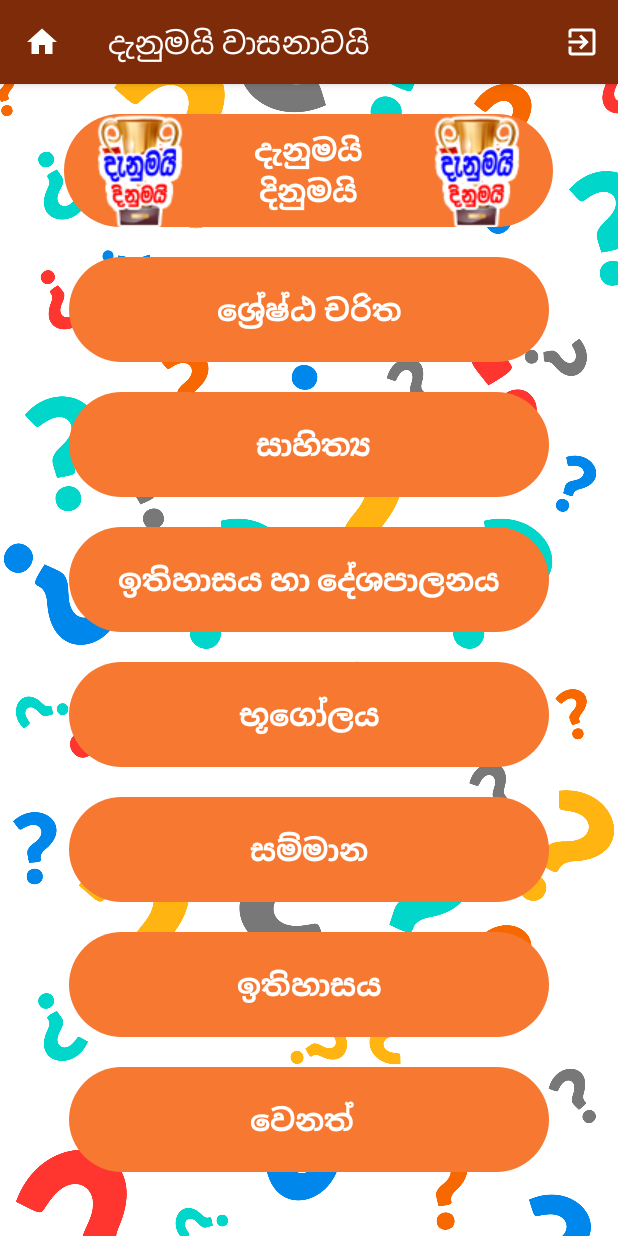
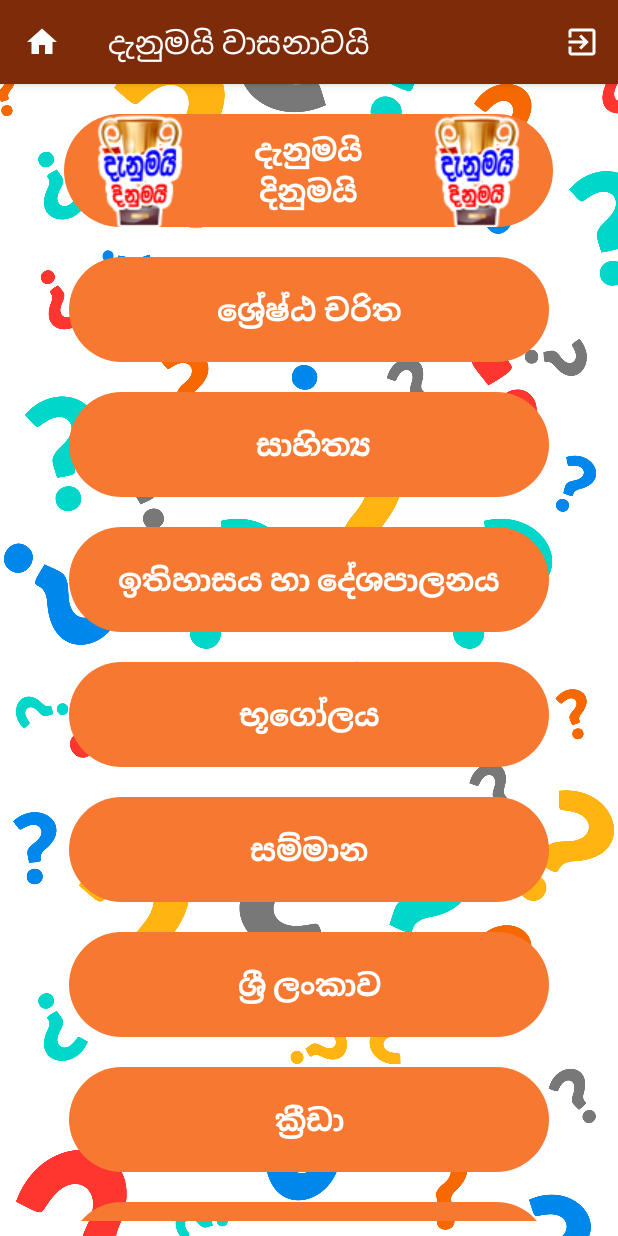
Before and after one commit to ireshisa/-danumai-wasanawai, an Android app: the screen it shows after launch (Menuactivity), on a phone screen of 412 x 824 dp. Run offline under Robolectric (Android 15) with nearby library versions, the light colour scheme and no system bars; Roboto replaces fonts that are not available here.

Commit message:
danumai wasanawai  orientation fixed,  new manu change  ,ADD NEW MENU

```diff
--- a/app/src/main/java/com/universl/danumaiwasanawai/Adapter/PostAdapter.java
+++ b/app/src/main/java/com/universl/danumaiwasanawai/Adapter/PostAdapter.java
@@ -66,6 +66,8 @@ public class PostAdapter extends RecyclerView.Adapter<PostAdapter.ViewHolder>  {
             intent.putExtra("ArticleImg",postsList.get(position).getArticle_img());
             intent.putExtra("ArticleTitle",postsList.get(position).getArticle_title());
             intent.putExtra("ArticleDescription",postsList.get(position).getArticle_description());
+            intent.putExtra("ArticleDescription",postsList.get(position).getArticle_description());
+            intent.putExtra("Category",postsList.get(position).getCategory());
 
             itemView.getContext().startActivity(intent);
 
--- a/app/src/main/java/com/universl/danumaiwasanawai/Menuactivity.java
+++ b/app/src/main/java/com/universl/danumaiwasanawai/Menuactivity.java
@@ -46,11 +46,13 @@ public class Menuactivity extends AppCompatActivity implements View.OnClickListe
         TextView button1 = findViewById(R.id.Awards);
         TextView button2 = findViewById(R.id.Geography);
         TextView button3 = findViewById(R.id.Great_Personalities);
-        TextView button4 = findViewById(R.id.History);
+        TextView button4 = findViewById(R.id.Sri_Lanka);
         TextView button5 = findViewById(R.id.Literature);
         TextView button6 = findViewById(R.id.World_and_Politics);
         TextView button7 = findViewById(R.id.Others);
+        TextView button8 = findViewById(R.id.inventions);
 
+        TextView button9 = findViewById(R.id.Sports);
 
 
 
@@ -61,8 +63,8 @@ public class Menuactivity extends AppCompatActivity implements View.OnClickListe
         button5.setOnClickListener(this);
         button6.setOnClickListener(this);
         button7.setOnClickListener(this);
-
-
+        button8.setOnClickListener(this);
+        button9.setOnClickListener(this);
         quiz = findViewById(R.id.quiz);
 //        TextView button8 = findViewById(R.id.result);
         gso = new GoogleSignInOptions.Builder(GoogleSignInOptions.DEFAULT_SIGN_IN)
@@ -169,9 +171,9 @@ public class Menuactivity extends AppCompatActivity implements View.OnClickListe
                 catagory = "Great_Personalities";
                 menuname="ශ්\u200Dරේෂ්ඨ චරිත";
                 break;
-            case R.id.History:
-                catagory = "History";
-                menuname="ඉතිහාසය ";
+            case R.id.Sri_Lanka:
+                catagory = "Sri_Lanka";
+                menuname="ශ්\u200Dරී ලංකාව ";
                 break;
             case R.id.Literature:
                 catagory = "Literature";
@@ -185,6 +187,16 @@ public class Menuactivity extends AppCompatActivity implements View.OnClickListe
                 catagory = "Others";
                 menuname="වෙනත්";
                 break;
+            case R.id.inventions:
+                catagory = "Inventions_and_Discoveries";
+                menuname="නව නිපැයුම් සහ සොයාගැනීම්";
+                break;
+
+            case R.id.Sports:
+                catagory = "Sports";
+                menuname="ක්\u200Dරීඩා";
+                break;
+
         }
 
 
--- a/app/src/main/res/layout/activity_bookone2.xml
+++ b/app/src/main/res/layout/activity_bookone2.xml
@@ -49,7 +49,7 @@
                 android:layout_marginRight="5dp"
                 android:background="@drawable/rounded"
                 android:fontFamily="sans-serif-black"
-                android:text="ආසියානු ඔස්කාර් ජයග්‍රහණ"
+                android:text="ආසියානු ඔස්කග්‍රහණ"
                 android:textAlignment="center"
                 android:textColor="@color/black"
                 android:textSize="20sp"
--- a/app/src/main/res/layout/activity_menuactivity.xml
+++ b/app/src/main/res/layout/activity_menuactivity.xml
@@ -83,11 +83,23 @@
 
 
                 <TextView
-                    android:id="@+id/History"
+                    android:id="@+id/Sri_Lanka"
                     style="@style/button_etutor"
                     android:layout_marginTop="20dp"
-                    android:text="ඉතිහාසය" />
+                    android:text="ශ්‍රී ලංකාව" />
 
+                <TextView
+                    android:id="@+id/Sports"
+                    style="@style/button_etutor"
+                    android:layout_marginTop="20dp"
+                    android:text="ක්‍රීඩා" />
+
+
+                <TextView
+                    android:id="@+id/inventions"
+                    style="@style/button_etutor"
+                    android:layout_marginTop="20dp"
+                    android:text="නව නිපැයුම් සහ සොයාගැනීම්  " />
 
 
 
@@ -99,11 +111,8 @@
                     android:text="වෙනත්  " />
 
 
-<!--                <TextView-->
-<!--                    android:id="@+id/result"-->
-<!--                    style="@style/button_etutor"-->
-<!--                    android:layout_marginTop="20dp"-->
-<!--                    android:text="ප්‍රතිඵල" />-->
+
+
 
             </LinearLayout>
 
```
Also changed, not shown: app/src/main/java/com/universl/danumaiwasanawai/BookoneActivity2.java (+51 -3 lines), app/src/main/java/com/universl/danumaiwasanawai/model/Posts.java (+10 -0 lines), app/src/main/res/layout/list_item_story.xml (+13 -11 lines).
